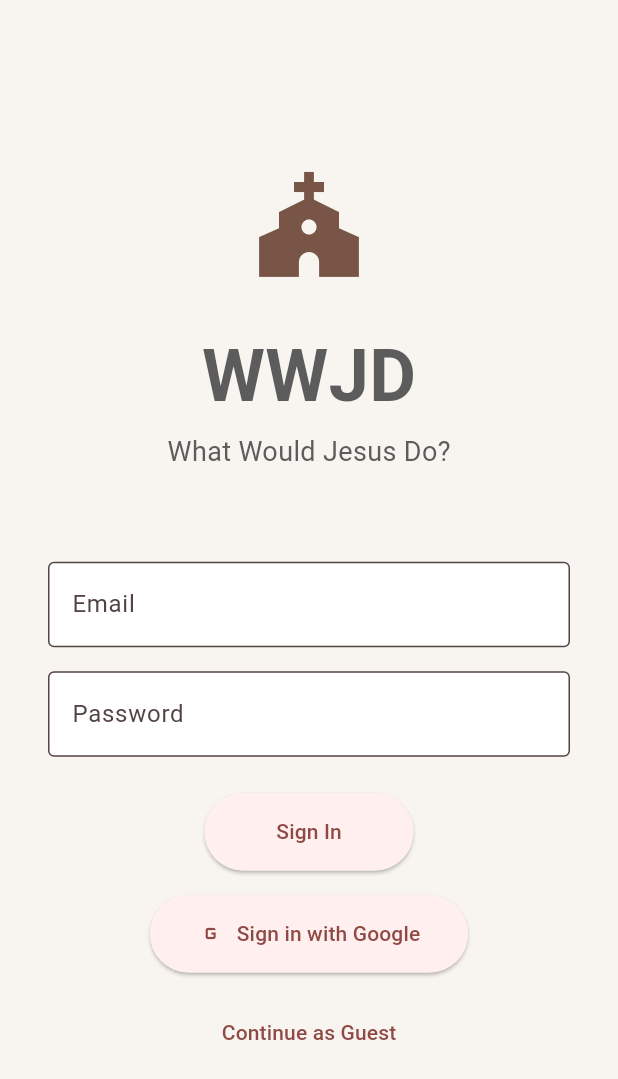
After one commit to danfinley1-png/wwjd-app, a Flutter app: the screen it shows after launch, on a phone screen of 412 x 824 dp. The commit adds this screen. Shown: the top 1079 px of the screen. Run offline on Flutter 3.47's test engine with Material 3 defaults, Android fonts, the phone set to English and light mode, and no system bars; our stand-ins replace cloud_firestore, firebase_auth, firebase_core, flutter_markdown, flutter_tts, share_plus and 1 more; missing offline and left inert: dart:html; accounts and stored records are empty.

Commit message:
Checkpoint: Walk Together + Sharing My Gifts finalized (July 14) - clean dual card formats, session history preserved

```diff
--- /dev/null
+++ b/lib/core/auth/auth_service.dart
@@ -0,0 +1,28 @@
+import 'package:firebase_auth/firebase_auth.dart';
+
+class AuthService {
+  final FirebaseAuth _auth = FirebaseAuth.instance;
+
+  // Google Sign In (existing)
+  Future<User?> signInWithGoogle() async {
+    // ... your existing Google code ...
+  }
+
+  // New: Email + Password
+  Future<User?> signInWithEmail(String email, String password) async {
+    try {
+      final UserCredential credential = await _auth.signInWithEmailAndPassword(
+        email: email,
+        password: password,
+      );
+      return credential.user;
+    } catch (e) {
+      print('Email sign in error: $e');
+      rethrow;
+    }
+  }
+
+  Future<void> signOut() async {
+    await _auth.signOut();
+  }
+}
--- a/lib/main.dart
+++ b/lib/main.dart
@@ -1,12 +1,16 @@
 import 'package:flutter/material.dart';
+import 'package:firebase_core/firebase_core.dart';
 import 'core/config.dart';
 import 'core/app_colors.dart';
 import 'screens/home_screen.dart';
+import 'screens/login_screen.dart';
+import 'firebase_options.dart';   // if you have it
 
-/// WWJD – DI Catholic Dialog App
-/// Entry point kept deliberately thin per ARCHITECTURE.md guidance.
-/// All UI, state, and mocked WWJD response logic lives in lib/screens/home_screen.dart.
-void main() {
+void main() async {
+  WidgetsFlutterBinding.ensureInitialized();
+  await Firebase.initializeApp(
+    options: DefaultFirebaseOptions.currentPlatform,
+  );
   runApp(const WWJDApp());
 }
 
@@ -19,7 +23,12 @@ class WWJDApp extends StatelessWidget {
       title: AppConfig.appName,
       debugShowCheckedModeBanner: false,
       theme: _buildTheme(),
-      home: const HomeScreen(),
+      initialRoute: '/login',
+      routes: {
+        '/login': (context) => const LoginScreen(),
+        '/home': (context) => const HomeScreen(),
+      },
+      home: const LoginScreen(),
     );
   }
 
--- /dev/null
+++ b/lib/screens/login_screen.dart
@@ -0,0 +1,114 @@
+import 'package:flutter/material.dart';
+import '../core/auth/auth_service.dart';
+
+class LoginScreen extends StatefulWidget {
+  const LoginScreen({super.key});
+
+  @override
+  State<LoginScreen> createState() => _LoginScreenState();
+}
+
+class _LoginScreenState extends State<LoginScreen> {
+  final AuthService _authService = AuthService();
+  final _emailController = TextEditingController();
+  final _passwordController = TextEditingController();
+  bool _isLoading = false;
+
+  Future<void> _signInWithEmail() async {
+    setState(() => _isLoading = true);
+    try {
+      final user = await _authService.signInWithEmail(
+        _emailController.text.trim(),
+        _passwordController.text.trim(),
+      );
+      if (user != null && mounted) {
+        Navigator.pushReplacementNamed(context, '/home');
+      }
+    } catch (e) {
+      if (mounted) {
+        ScaffoldMessenger.of(context).showSnackBar(
+          SnackBar(content: Text('Error: ${e.toString()}')),
+        );
+      }
+    } finally {
+      if (mounted) setState(() => _isLoading = false);
+    }
+  }
+
+  @override
+  Widget build(BuildContext context) {
+    return Scaffold(
+      body: Center(
+        child: Padding(
+          padding: const EdgeInsets.all(32.0),
+          child: Column(
+            mainAxisAlignment: MainAxisAlignment.center,
+            children: [
+              const Icon(Icons.church, size: 80, color: Colors.brown),
+              const SizedBox(height: 24),
+              const Text(
+                'WWJD',
+                style: TextStyle(fontSize: 48, fontWeight: FontWeight.bold),
+              ),
+              const Text('What Would Jesus Do?', style: TextStyle(fontSize: 18)),
+              const SizedBox(height: 60),
+
+              // Email field
+              TextField(
+                controller: _emailController,
+                decoration: const InputDecoration(
+                  labelText: 'Email',
+                  border: OutlineInputBorder(),
+                ),
+                keyboardType: TextInputType.emailAddress,
+              ),
+              const SizedBox(height: 16),
+
+              // Password field
+              TextField(
+                controller: _passwordController,
+                decoration: const InputDecoration(
+                  labelText: 'Password',
+                  border: OutlineInputBorder(),
+                ),
+                obscureText: true,
+              ),
+              const SizedBox(height: 24),
+
+              ElevatedButton(
+                onPressed: _isLoading ? null : _signInWithEmail,
+                style: ElevatedButton.styleFrom(
+                  padding: const EdgeInsets.symmetric(horizontal: 48, vertical: 16),
+                ),
+                child: _isLoading
+                    ? const CircularProgressIndicator(color: Colors.white)
+                    : const Text('Sign In'),
+              ),
+
+              const SizedBox(height: 16),
+              ElevatedButton.icon(
+                onPressed: () async {
+                  final user = await _authService.signInWithGoogle();
+                  if (user != null && mounted) {
+                    Navigator.pushReplacementNamed(context, '/home');
+                  }
+                },
+                icon: const Icon(Icons.g_mobiledata),
+                label: const Text('Sign in with Google'),
+                style: ElevatedButton.styleFrom(
+                  padding: const EdgeInsets.symmetric(horizontal: 32, vertical: 16),
+                ),
+              ),
+
+              const SizedBox(height: 16),
+              TextButton(
+                onPressed: () => Navigator.pushReplacementNamed(context, '/home'),
+                child: const Text('Continue as Guest'),
+              ),
+            ],
+          ),
+        ),
+      ),
+    );
+  }
+}
--- a/pubspec.yaml
+++ b/pubspec.yaml
@@ -8,11 +8,11 @@ environment:
   sdk: '>=3.2.0 <4.0.0'
 
 dependencies:
+  flutter:
+    sdk: flutter
   cloud_firestore: ^6.3.0
   firebase_auth: ^6.4.0
   firebase_core: ^4.7.0
-  flutter:
-    sdk: flutter
   http: ^1.6.0
   intl: ^0.20.2
   share_plus: ^10.0.0
@@ -20,6 +20,7 @@ dependencies:
   url_launcher: ^6.3.0
   speech_to_text: ^6.6.0
   flutter_tts: ^4.0.2
+  google_sign_in: ^6.2.1
 
 
 dev_dependencies:
```
Also changed, not shown: lib/create_activity_dialog.dart (added, +145 -0 lines), lib/screens/activity_detail_screen.dart (+60 -8 lines), lib/screens/home_screen.dart (+49 -22 lines), lib/screens/my_history_screen.dart (added, +51 -0 lines), lib/screens/sharing_my_gifts_screen.dart (+16 -6 lines), lib/walk_together_screen.dart (+62 -8 lines), lib/firebase_options.dart (added), pubspec.lock, 4 other files.
